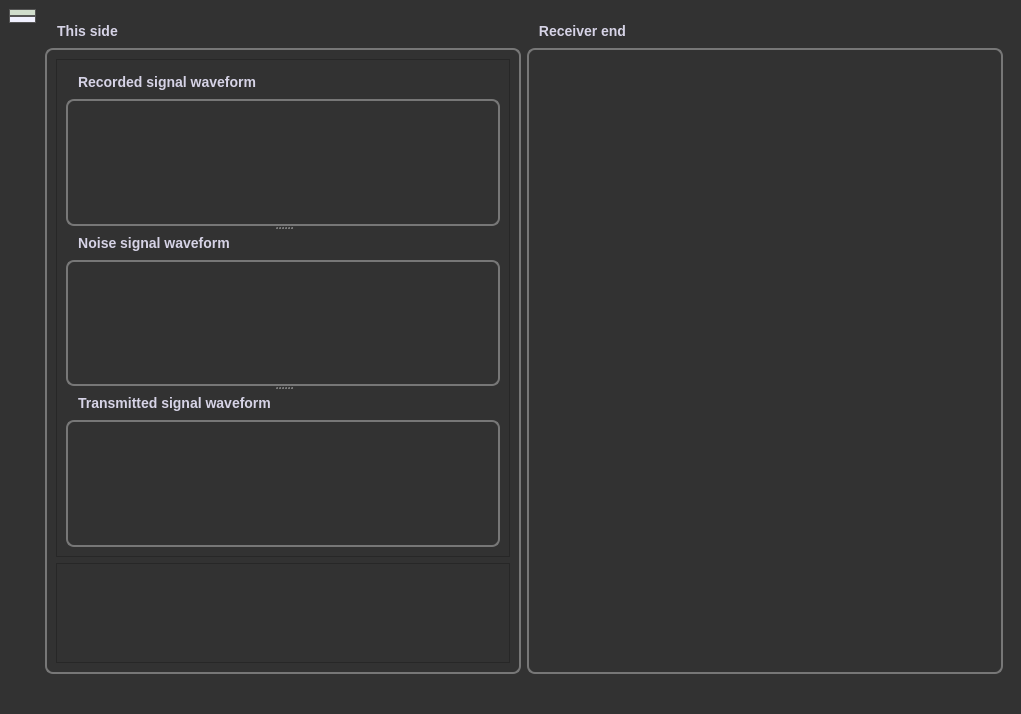
Qt form UI/main_c.ui (PorcupineBee/projectANC) before a commit.
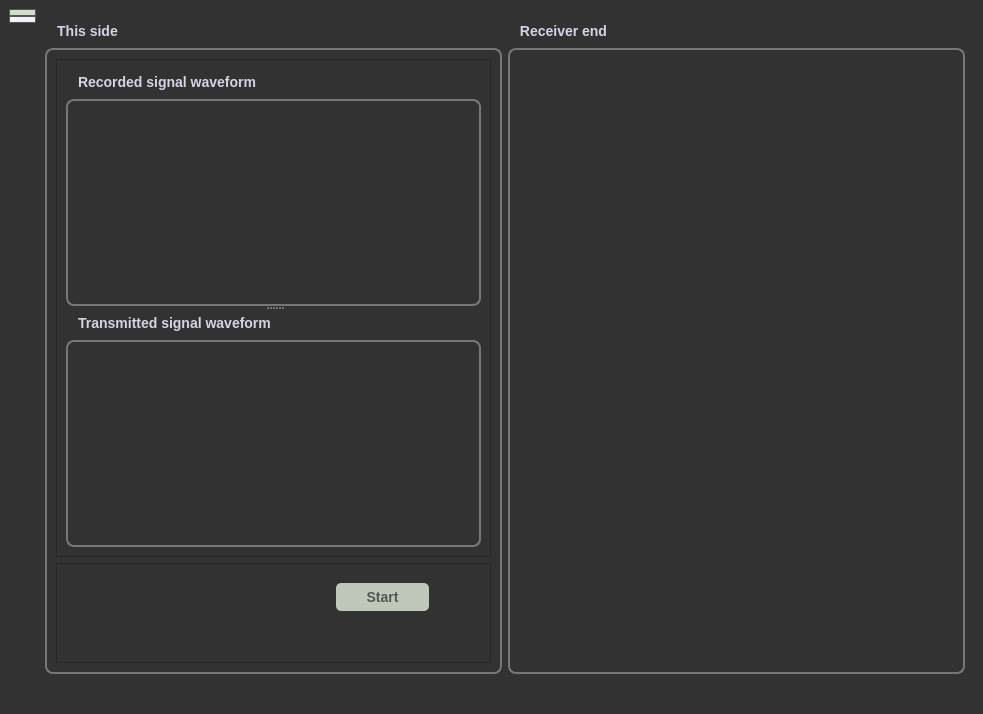
The same form after that commit. The open tabs and pages were chosen to show the change. Icons and pictures are not drawn.

What changed in the file:
```diff
--- a/UI/main_c.ui
+++ b/UI/main_c.ui
@@ -6,7 +6,7 @@
    <rect>
     <x>0</x>
     <y>0</y>
-    <width>1021</width>
+    <width>983</width>
     <height>714</height>
    </rect>
   </property>
@@ -820,11 +820,6 @@
                   <string>Recorded signal waveform</string>
                  </property>
                 </widget>
-                <widget class="QGroupBox" name="groupBox_12">
-                 <property name="title">
-                  <string>Noise signal waveform</string>
-                 </property>
-                </widget>
                 <widget class="QGroupBox" name="groupBox_13">
                  <property name="title">
                   <string>Transmitted signal waveform</string>
@@ -843,12 +838,60 @@
                <height>100</height>
               </size>
              </property>
+             <property name="styleSheet">
+              <string notr="true">/* Default Button */
+QPushButton {
+	background-color: rgb(191, 200, 187);
+    color: #555; /* */
+	border:None;
+  /*  border-bottom: 3px solid rgb(160, 160, 0); 
+    border-right: 3px solid rgb(160, 160, 0);*/
+    border-radius: 5px;
+    padding: 8px 16px;
+    font-size: 14px;
+font-weight: bold;
+}
+
+/* Hover Effect */
+QPushButton:hover {
+    background-color: rgb(0, 0, 175);  /* Slightly lighter on hover */
+    border: None;  /* Blue border */
+    color: white;
+}
+
+/* Pressed Effect */
+QPushButton:pressed {
+    background-color: #1f2e3d;  /* Darker shade when pressed */
+    border: 2px solid #2980b9;  /* Darker blue border */
+}
+
+/* Disabled Button */
+QPushButton:disabled {
+    background-color: #3a4f5c;  /* Muted gray */
+    color: #7f8c8d;  /* Faded text */
+    border: 2px solid #2c3e50;
+}
+</string>
+             </property>
              <property name="frameShape">
               <enum>QFrame::StyledPanel</enum>
              </property>
              <property name="frameShadow">
               <enum>QFrame::Raised</enum>
              </property>
+             <widget class="QPushButton" name="pushButton">
+              <property name="geometry">
+               <rect>
+                <x>280</x>
+                <y>20</y>
+                <width>93</width>
+                <height>28</height>
+               </rect>
+              </property>
+              <property name="text">
+               <string>Start</string>
+              </property>
+             </widget>
             </widget>
            </item>
           </layout>
```
Left out of the diff: 15 changed lines with no effect on the pictures.
